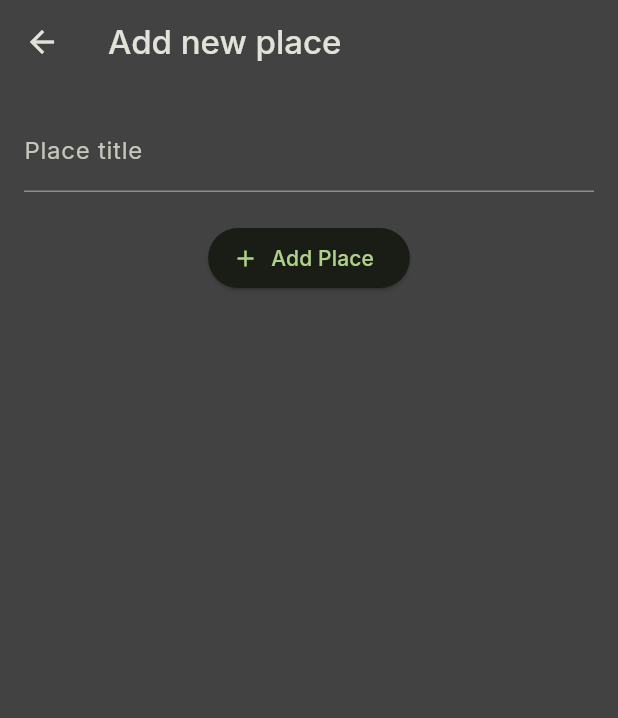
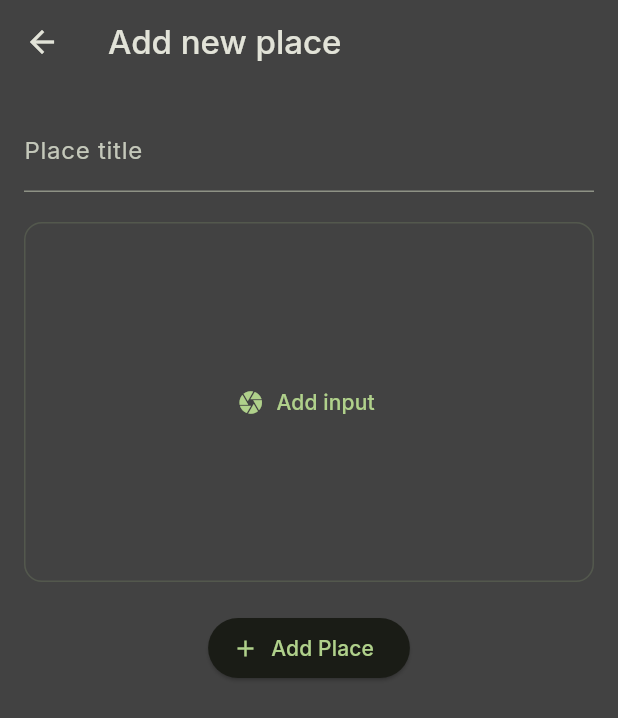
Before and after one commit to M9heb/favorite_places, a Flutter app: the AddPlaceScreen screen opened directly, on a phone screen of 412 x 824 dp. Shown: the top 718 px of the screen. Run offline on Flutter 3.47's test engine with Material 3 defaults, Android fonts, the phone set to English and light mode, and no system bars; our stand-ins replace flutter_riverpod, google_fonts.

Commit message:
Adds the image input widget (incomplete yet)

```diff
--- a/lib/screens/add_place.dart
+++ b/lib/screens/add_place.dart
@@ -1,4 +1,5 @@
 import 'package:favorite_places/providers/user_places.dart';
+import 'package:favorite_places/widgets/image_input.dart';
 import 'package:flutter/material.dart';
 import 'package:flutter_riverpod/flutter_riverpod.dart';
 
@@ -46,6 +47,7 @@ class _AddPlaceScreenState extends ConsumerState<AddPlaceScreen> {
                 style:
                     TextStyle(color: Theme.of(context).colorScheme.onSurface),
               ),
+              ImageInput(),
               ElevatedButton.icon(
                   onPressed: _savePlace,
                   icon: Icon(Icons.add),
--- /dev/null
+++ b/lib/widgets/image_input.dart
@@ -0,0 +1,33 @@
+import 'package:flutter/material.dart';
+
+class ImageInput extends StatefulWidget {
+  const ImageInput({super.key});
+
+  @override
+  State<ImageInput> createState() {
+    return _ImageInputState();
+  }
+}
+
+class _ImageInputState extends State<ImageInput> {
+  void _takePicture() {}
+  @override
+  Widget build(BuildContext context) {
+    return Container(
+      decoration: BoxDecoration(
+          borderRadius: BorderRadius.all(Radius.circular(12)),
+          border: Border.all(
+              width: 1,
+              style: BorderStyle.solid,
+              color: Theme.of(context).colorScheme.primary.withAlpha(40))),
+      alignment: Alignment.center,
+      height: 240,
+      width: double.infinity,
+      child: TextButton.icon(
+        onPressed: _takePicture,
+        label: Text("Add input"),
+        icon: Icon(Icons.camera),
+      ),
+    );
+  }
+}
```
